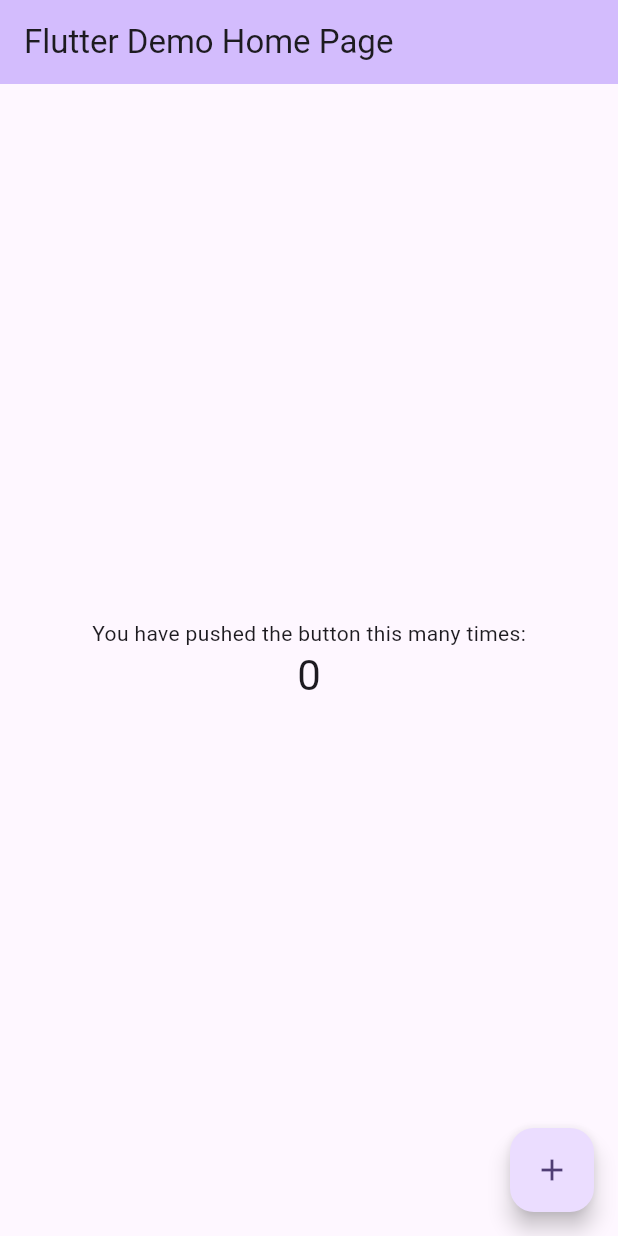
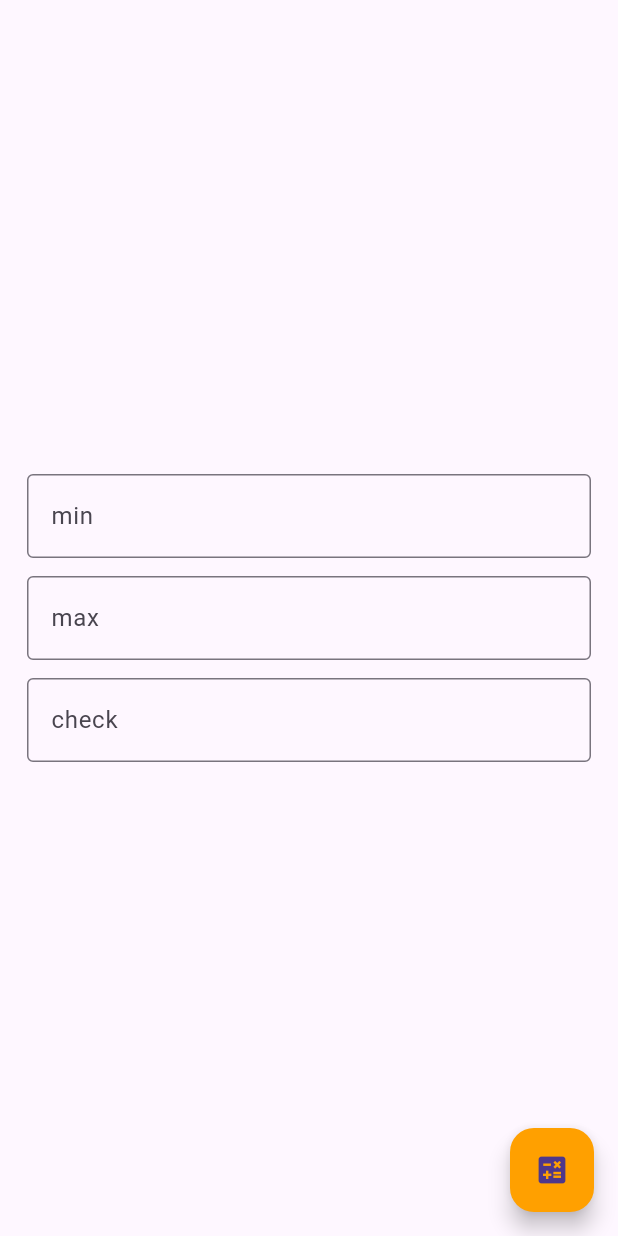
Before and after one commit to Chirran-CR/Random-Number-Generator, a Flutter app: the screen it shows after launch, on a phone screen of 412 x 824 dp. Run offline on Flutter 3.47's test engine with Material 3 defaults, Android fonts, the phone set to English and light mode, and no system bars.

```diff
--- a/lib/main.dart
+++ b/lib/main.dart
@@ -1,125 +1,21 @@
-import 'package:flutter/material.dart';
+import "package:flutter/material.dart";
+import "package:random_number_generator/screens/input_taking_screen.dart";
 
 void main() {
-  runApp(const MyApp());
+  runApp(const AppWidget());
 }
 
-class MyApp extends StatelessWidget {
-  const MyApp({super.key});
+class AppWidget extends StatelessWidget {
+  const AppWidget({super.key});
 
-  // This widget is the root of your application.
   @override
   Widget build(BuildContext context) {
-    return MaterialApp(
-      title: 'Flutter Demo',
-      theme: ThemeData(
-        // This is the theme of your application.
-        //
-        // TRY THIS: Try running your application with "flutter run". You'll see
-        // the application has a purple toolbar. Then, without quitting the app,
-        // try changing the seedColor in the colorScheme below to Colors.green
-        // and then invoke "hot reload" (save your changes or press the "hot
-        // reload" button in a Flutter-supported IDE, or press "r" if you used
-        // the command line to start the app).
-        //
-        // Notice that the counter didn't reset back to zero; the application
-        // state is not lost during the reload. To reset the state, use hot
-        // restart instead.
-        //
-        // This works for code too, not just values: Most code changes can be
-        // tested with just a hot reload.
-        colorScheme: ColorScheme.fromSeed(seedColor: Colors.deepPurple),
-        useMaterial3: true,
+    return  MaterialApp(
+      debugShowCheckedModeBanner: false,
+      // home: InputTakingScreen(),
+      home: Scaffold(
+        body: InputTakingScreen(),
       ),
-      home: const MyHomePage(title: 'Flutter Demo Home Page'),
     );
   }
 }
-
-class MyHomePage extends StatefulWidget {
-  const MyHomePage({super.key, required this.title});
-
-  // This widget is the home page of your application. It is stateful, meaning
-  // that it has a State object (defined below) that contains fields that affect
-  // how it looks.
-
-  // This class is the configuration for the state. It holds the values (in this
-  // case the title) provided by the parent (in this case the App widget) and
-  // used by the build method of the State. Fields in a Widget subclass are
-  // always marked "final".
-
-  final String title;
-
-  @override
-  State<MyHomePage> createState() => _MyHomePageState();
-}
-
-class _MyHomePageState extends State<MyHomePage> {
-  int _counter = 0;
-
-  void _incrementCounter() {
-    setState(() {
-      // This call to setState tells the Flutter framework that something has
-      // changed in this State, which causes it to rerun the build method below
-      // so that the display can reflect the updated values. If we changed
-      // _counter without calling setState(), then the build method would not be
-      // called again, and so nothing would appear to happen.
-      _counter++;
-    });
-  }
-
-  @override
-  Widget build(BuildContext context) {
-    // This method is rerun every time setState is called, for instance as done
-    // by the _incrementCounter method above.
-    //
-    // The Flutter framework has been optimized to make rerunning build methods
-    // fast, so that you can just rebuild anything that needs updating rather
-    // than having to individually change instances of widgets.
-    return Scaffold(
-      appBar: AppBar(
-        // TRY THIS: Try changing the color here to a specific color (to
-        // Colors.amber, perhaps?) and trigger a hot reload to see the AppBar
-        // change color while the other colors stay the same.
-        backgroundColor: Theme.of(context).colorScheme.inversePrimary,
-        // Here we take the value from the MyHomePage object that was created by
-        // the App.build method, and use it to set our appbar title.
-        title: Text(widget.title),
-      ),
-      body: Center(
-        // Center is a layout widget. It takes a single child and positions it
-        // in the middle of the parent.
-        child: Column(
-          // Column is also a layout widget. It takes a list of children and
-          // arranges them vertically. By default, it sizes itself to fit its
-          // children horizontally, and tries to be as tall as its parent.
-          //
-          // Column has various properties to control how it sizes itself and
-          // how it positions its children. Here we use mainAxisAlignment to
-          // center the children vertically; the main axis here is the vertical
-          // axis because Columns are vertical (the cross axis would be
-          // horizontal).
-          //
-          // TRY THIS: Invoke "debug painting" (choose the "Toggle Debug Paint"
-          // action in the IDE, or press "p" in the console), to see the
-          // wireframe for each widget.
-          mainAxisAlignment: MainAxisAlignment.center,
-          children: <Widget>[
-            const Text(
-              'You have pushed the button this many times:',
-            ),
-            Text(
-              '$_counter',
-              style: Theme.of(context).textTheme.headlineMedium,
-            ),
-          ],
-        ),
-      ),
-      floatingActionButton: FloatingActionButton(
-        onPressed: _incrementCounter,
-        tooltip: 'Increment',
-        child: const Icon(Icons.add),
-      ), // This trailing comma makes auto-formatting nicer for build methods.
-    );
-  }
-}
--- /dev/null
+++ b/lib/screens/input_taking_screen.dart
@@ -0,0 +1,51 @@
+import "package:flutter/material.dart";
+import "package:random_number_generator/screens/my_form_widget.dart";
+import "package:random_number_generator/screens/random_generator_screen.dart";
+
+// typedef IntFunctionVal = void Function(int val);
+
+// ignore: must_be_immutable
+class InputTakingScreen extends StatelessWidget {
+  InputTakingScreen({super.key});
+
+  int min = 0, max = 0;
+
+  final formKey = GlobalKey<FormState>();
+
+  @override
+  Widget build(BuildContext context) {
+    return Scaffold(
+      body: Center(
+        child: MyFormWidget(
+          formKey: formKey,
+          intFnValMin: (val) => min = val,
+          intFnValMax: (val) => max = val,
+        ),
+      ),
+      floatingActionButton: FloatingActionButton(
+        onPressed: () {
+          print(formKey.currentState);
+          if(formKey.currentState?.validate() == true ){
+            formKey.currentState?.save();
+            Navigator.of(context).push(
+              MaterialPageRoute(
+                builder: (context) {
+                  print("val of min $min");
+                  print("val of max $max");
+                  return  RandomGeneratorScreen(
+                    min: min, max:max,
+                  );
+                },
+              )
+            );
+          }
+        },
+        backgroundColor: Colors.amber[700],
+        child: const Icon(
+          Icons.calculate,
+          // color: Colors.amber,
+        ),
+      ),
+    );
+  }
+}
--- /dev/null
+++ b/lib/screens/my_form_widget.dart
@@ -0,0 +1,85 @@
+import 'package:flutter/material.dart';
+// import 'package:random_number_generator/screens/input_taking_screen.dart';
+
+
+typedef IntFunctionVal = void Function(int val);
+
+class MyFormWidget extends StatelessWidget {
+
+  final IntFunctionVal intFnValMin;
+  final IntFunctionVal intFnValMax;
+
+  const MyFormWidget({
+    super.key,
+    required this.formKey,
+    required this.intFnValMin,
+    required this.intFnValMax,
+  });
+
+  final GlobalKey<FormState> formKey;
+
+  @override
+  Widget build(BuildContext context) {
+    return Form(
+      key: formKey,
+      child: Padding(
+        padding: const EdgeInsets.all(18.0),
+        child: Column(
+          mainAxisAlignment: MainAxisAlignment.center,
+          children: [
+            MyTextFormWidget(
+              labelTextData: "min",
+              onSavedFunction: intFnValMin,
+            ),
+            const SizedBox(height: 12),
+            MyTextFormWidget(
+              labelTextData: "max",
+              onSavedFunction: intFnValMax,
+            ),
+            const SizedBox(height: 12),
+            TextFormField(
+              decoration: const InputDecoration(
+                labelText: "check",
+                border: OutlineInputBorder(),
+              ),
+              // onSaved: (newValue) => min = int.parse(newValue.toString()),
+            )
+          ],
+        ),
+      ),
+    );
+  }
+}
+
+class MyTextFormWidget extends StatelessWidget {
+  final String labelTextData;
+  // final void Function(int val) onSavedFunction;
+  final IntFunctionVal onSavedFunction;
+
+  const MyTextFormWidget({
+    super.key,
+    required this.labelTextData,
+    required this.onSavedFunction,
+  });
+
+  @override
+  Widget build(BuildContext context) {
+    return TextFormField(
+      decoration: InputDecoration(
+        border: const OutlineInputBorder(),
+        // hintText: "Min Number",
+        labelText: labelTextData,
+      ),
+      // validator: (value) => ,
+      validator: (value) {
+        // if(value == null || int.tryParse(value) == null){//correct, or also the below syntax
+                  if(int.tryParse(value!) == null){
+          return "Element must be an Integer";
+        }else{
+          return null;
+        }
+      },
+      onSaved: (newVal) => onSavedFunction(int.parse(newVal!)),
+    );
+  }
+}
```
Also changed, not shown: lib/screens/random_generator_screen.dart (added, +50 -0 lines), lib/screens/screens.dart (added).
